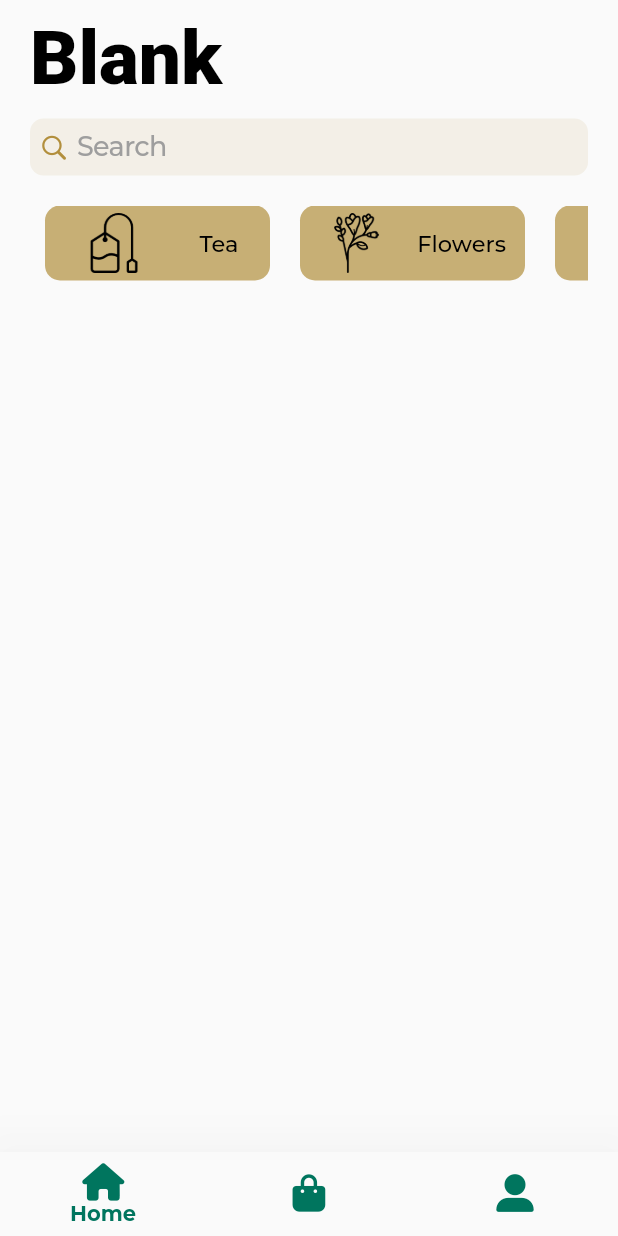
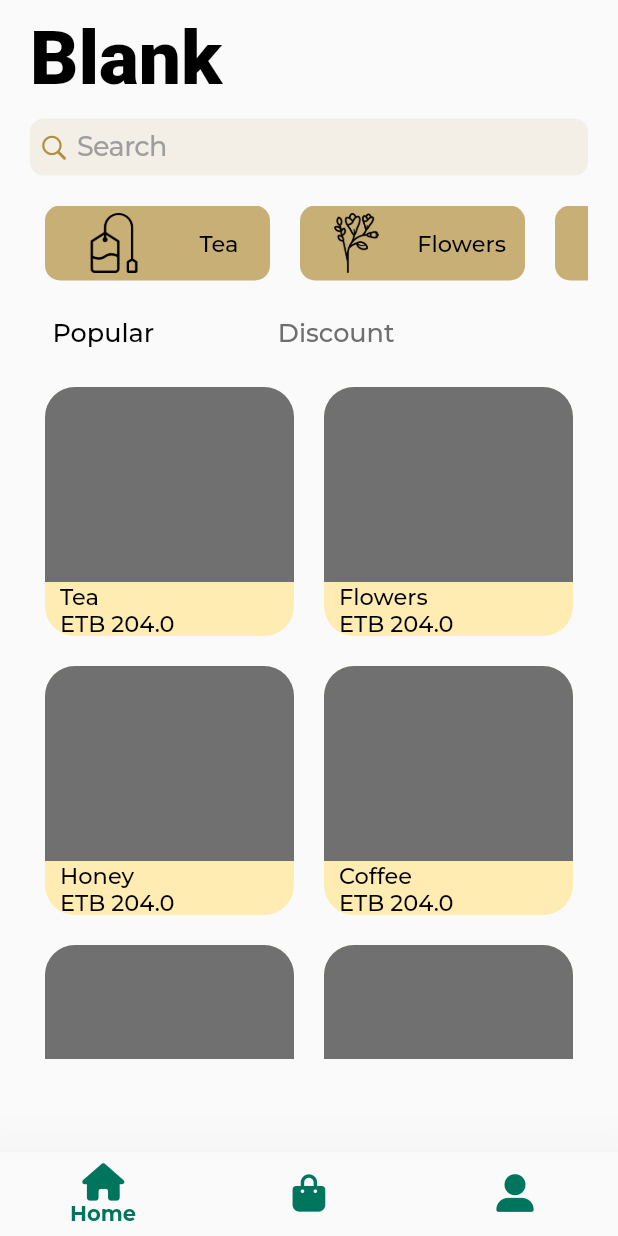
Before and after one commit to naomitimm/Ethio-Agri-CEFT, a Flutter app: the screen it shows after launch, on a phone screen of 412 x 824 dp. Run offline on Flutter 3.47's test engine with Material 2 defaults, Android fonts, the phone set to English and light mode, and no system bars; our stand-ins replace bloc, equatable, flutter_bloc, font_awesome_flutter, google_fonts; Roboto replaces fonts that are missing (Rancho).

Commit message:
home page - partial completion

```diff
--- a/ethio_agri_ceft_app/lib/domain/product/product_model.dart
+++ b/ethio_agri_ceft_app/lib/domain/product/product_model.dart
@@ -3,7 +3,7 @@ import 'package:equatable/equatable.dart';
 class Product extends Equatable {
   final String productName;
   final String imageUrl;
-  final int? price;
+  final double? price;
   const Product(
       {required this.productName, required this.imageUrl, required this.price});
 
@@ -35,6 +35,44 @@ class Product extends Equatable {
     )
   ];
 
+  static List<Product> products = [
+    const Product(
+      productName: 'Tea',
+      imageUrl: 'assets/icons/images.jpeg',
+      price: 204,
+    ),
+    const Product(
+      productName: 'Flowers',
+      imageUrl: 'assets/icons/images.jpeg',
+      price: 204,
+    ),
+    const Product(
+      productName: 'Honey',
+      imageUrl: 'assets/icons/images.jpeg',
+      price: 204,
+    ),
+    const Product(
+      productName: 'Coffee',
+      imageUrl: 'assets/icons/images.jpeg',
+      price: 204,
+    ),
+    const Product(
+      productName: 'Crops',
+      imageUrl: 'assets/icons/images.jpeg',
+      price: 204,
+    ),
+    const Product(
+      productName: 'Crops',
+      imageUrl: 'assets/icons/images.jpeg',
+      price: 204,
+    ),
+    const Product(
+      productName: 'Crops',
+      imageUrl: 'assets/icons/images.jpeg',
+      price: 204,
+    )
+  ];
+
   @override
   List<Object?> get props => [productName, imageUrl, price];
 }
--- a/ethio_agri_ceft_app/lib/presentation/dashboard/home_screen.dart
+++ b/ethio_agri_ceft_app/lib/presentation/dashboard/home_screen.dart
@@ -1,6 +1,7 @@
 import 'package:ethio_agri_ceft_app/domain/product/product_model.dart';
 import 'package:ethio_agri_ceft_app/presentation/dashboard/widgets/home/product_type_widget.dart';
 import 'package:ethio_agri_ceft_app/presentation/dashboard/widgets/home/search_widget.dart';
+import 'package:ethio_agri_ceft_app/presentation/dashboard/widgets/home/text_widgets.dart';
 import 'package:ethio_agri_ceft_app/presentation/exports.dart';
 
 class HomeScreen extends StatelessWidget {
@@ -8,6 +9,7 @@ class HomeScreen extends StatelessWidget {
 
   @override
   Widget build(BuildContext context) {
+    final size = MediaQuery.of(context).size;
     return Scaffold(
       body: Padding(
         padding: const EdgeInsets.symmetric(vertical: 10, horizontal: 20),
@@ -30,6 +32,21 @@ class HomeScreen extends StatelessWidget {
                       );
                     })),
               ),
+            ),
+            const HomeRowText(),
+            SizedBox(
+              height: size.height / 1.8,
+              child: GridView.builder(
+                  gridDelegate: const SliverGridDelegateWithFixedCrossAxisCount(
+                      crossAxisCount: 2),
+                  itemCount: Product.products.length,
+                  itemBuilder: ((context, index) {
+                    return ProductCard(
+                      price: Product.products[index].price!,
+                      imageUrl: Product.products[index].imageUrl,
+                      name: Product.products[index].productName,
+                    );
+                  })),
             )
           ],
         ),
--- a/ethio_agri_ceft_app/lib/presentation/dashboard/widgets/home/product_type_widget.dart
+++ b/ethio_agri_ceft_app/lib/presentation/dashboard/widgets/home/product_type_widget.dart
@@ -41,3 +41,63 @@ class ProductTypeCard extends StatelessWidget {
     );
   }
 }
+
+class ProductCard extends StatelessWidget {
+  final String name;
+  final String imageUrl;
+  final double price;
+  const ProductCard(
+      {super.key,
+      required this.imageUrl,
+      required this.name,
+      required this.price});
+
+  @override
+  Widget build(BuildContext context) {
+    return Padding(
+      padding: const EdgeInsets.all(10.0),
+      child: Container(
+        decoration: BoxDecoration(
+            color: Colors.amber[100],
+            borderRadius: const BorderRadius.all(Radius.circular(20))),
+        child: Column(
+          mainAxisAlignment: MainAxisAlignment.start,
+          crossAxisAlignment: CrossAxisAlignment.start,
+          children: [
+            Container(
+              height: 130,
+              width: double.infinity,
+              decoration: const BoxDecoration(
+                  color: Color.fromARGB(255, 112, 112, 112),
+                  borderRadius: BorderRadius.only(
+                      topRight: Radius.circular(20),
+                      topLeft: Radius.circular(20))),
+            ),
+            Padding(
+              padding: const EdgeInsets.only(left: 10),
+              child: Column(
+                crossAxisAlignment: CrossAxisAlignment.start,
+                children: [
+                  Text(name,
+                      style: GoogleFonts.montserrat(
+                        textStyle: const TextStyle(
+                            color: Colors.black,
+                            fontSize: 15,
+                            fontWeight: FontWeight.w500),
+                      )),
+                  Text("ETB ${price.toString()}",
+                      style: GoogleFonts.montserrat(
+                        textStyle: const TextStyle(
+                            color: Colors.black,
+                            fontSize: 15,
+                            fontWeight: FontWeight.w500),
+                      ))
+                ],
+              ),
+            )
+          ],
+        ),
+      ),
+    );
+  }
+}
--- /dev/null
+++ b/ethio_agri_ceft_app/lib/presentation/dashboard/widgets/home/text_widgets.dart
@@ -0,0 +1,37 @@
+import 'package:ethio_agri_ceft_app/presentation/exports.dart';
+
+class HomeRowText extends StatelessWidget {
+  const HomeRowText({super.key});
+
+  @override
+  Widget build(BuildContext context) {
+    final size = MediaQuery.of(context).size;
+    return Padding(
+      padding: const EdgeInsets.symmetric(horizontal: 15, vertical: 15),
+      child: SizedBox(
+        child: Row(
+          mainAxisAlignment: MainAxisAlignment.start,
+          children: [
+            Text("Popular",
+                style: GoogleFonts.montserrat(
+                  textStyle: const TextStyle(
+                      color: Colors.black,
+                      fontSize: 17,
+                      fontWeight: FontWeight.w500),
+                )),
+            SizedBox(
+              width: size.width / 5,
+            ),
+            Text("Discount",
+                style: GoogleFonts.montserrat(
+                  textStyle: const TextStyle(
+                      color: Color.fromARGB(255, 110, 110, 110),
+                      fontSize: 17,
+                      fontWeight: FontWeight.w500),
+                ))
+          ],
+        ),
+      ),
+    );
+  }
+}
```
Also changed, not shown: ethio_agri_ceft_app/assets/Main-imgae-header.jpg (added), ethio_agri_ceft_app/assets/icons/images.jpeg (added).
